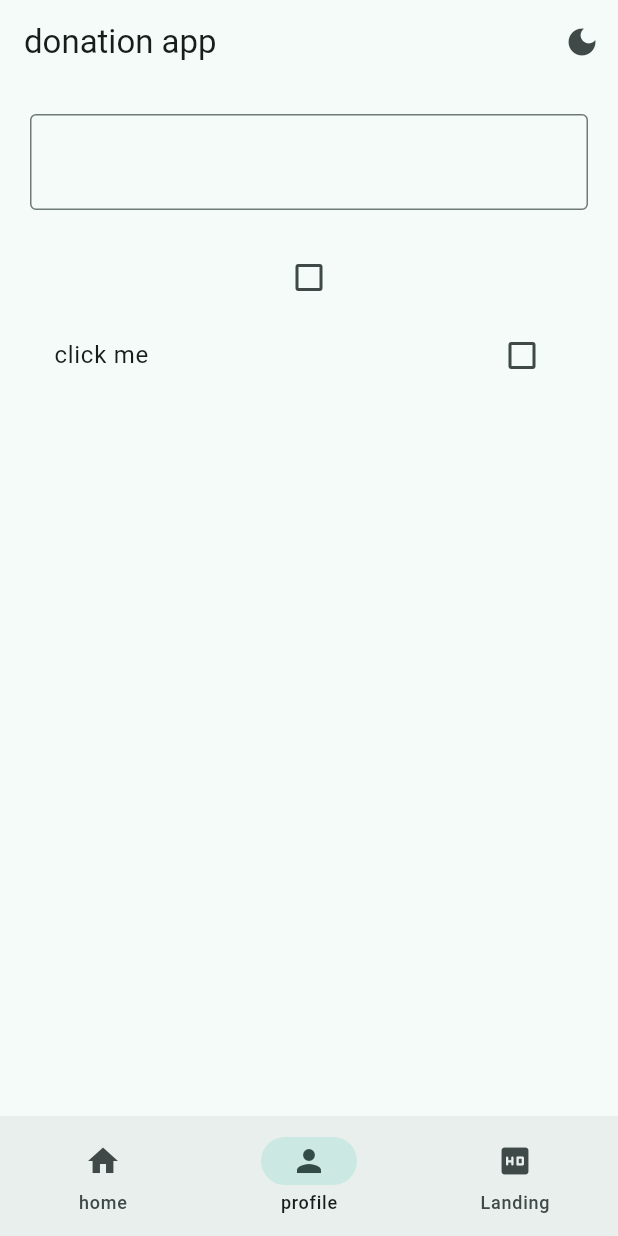
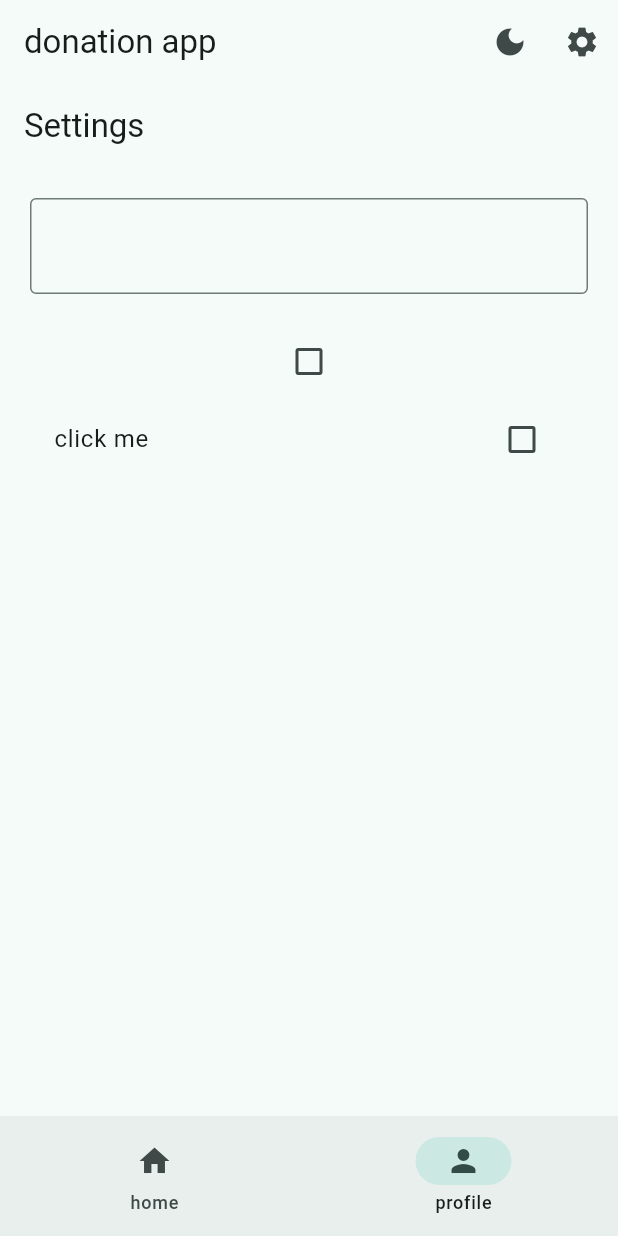
Before and after one commit to KedarKandel/marketPalce_flutter_app, a Flutter app: the screen it shows after launch, item 2 of the bottom bar chosen, on a phone screen of 412 x 824 dp. Run offline on Flutter 3.47's test engine with Material 3 defaults, Android fonts, the phone set to English and light mode, and no system bars.

Commit message:
add settings page and update widget tree

```diff
--- a/lib/views/pages/profile_page.dart
+++ /dev/null
@@ -1,54 +0,0 @@
-import 'package:flutter/material.dart';
-
-class ProfilePage extends StatefulWidget {
-  const ProfilePage({super.key});
-
-  @override
-  State<ProfilePage> createState() => _ProfilePageState();
-}
-
-class _ProfilePageState extends State<ProfilePage> {
-  TextEditingController controller = TextEditingController();
-  bool? isChecked = false;
-  double num = 1.0;
-  @override
-  Widget build(BuildContext context) {
-    return Padding(
-      padding: const EdgeInsets.all(20.0),
-      child: Column(
-        children: [
-          TextField(
-            controller: controller,
-            decoration: InputDecoration(
-              border: OutlineInputBorder(),
-              contentPadding: EdgeInsets.all(20),
-            ),
-            onEditingComplete: () {
-              setState(() {});
-            },
-          ),
-          Text(controller.text),
-          Checkbox(
-            tristate: true,
-            value: isChecked,
-            onChanged: (bool? value) {
-              setState(() {
-                isChecked = value;
-              });
-            },
-          ),
-          CheckboxListTile(
-            tristate: true,
-            title: Text("click me"),
-            value: isChecked,
-            onChanged: (bool? value) {
-              setState(() {
-                isChecked = value;
-              });
-            },
-          ),
-        ],
-      ),
-    );
-  }
-}
--- /dev/null
+++ b/lib/views/pages/setting_page.dart
@@ -0,0 +1,58 @@
+import 'package:flutter/material.dart';
+
+class SettingPage extends StatefulWidget {
+  const SettingPage({super.key});
+
+  @override
+  State<SettingPage> createState() => _SettingPageState();
+}
+
+class _SettingPageState extends State<SettingPage> {
+  TextEditingController controller = TextEditingController();
+  bool? isChecked = false;
+  double num = 1.0;
+
+  @override
+  Widget build(BuildContext context) {
+    return Scaffold(
+      appBar: AppBar(title: Text("Settings")),
+      body: Padding(
+        padding: const EdgeInsets.all(20.0),
+        child: Column(
+          children: [
+            TextField(
+              controller: controller,
+              decoration: InputDecoration(
+                border: OutlineInputBorder(),
+                contentPadding: EdgeInsets.all(20),
+              ),
+              onEditingComplete: () {
+                setState(() {});
+              },
+            ),
+            Text(controller.text),
+            Checkbox(
+              tristate: true,
+              value: isChecked,
+              onChanged: (bool? value) {
+                setState(() {
+                  isChecked = value;
+                });
+              },
+            ),
+            CheckboxListTile(
+              tristate: true,
+              title: Text("click me"),
+              value: isChecked,
+              onChanged: (bool? value) {
+                setState(() {
+                  isChecked = value;
+                });
+              },
+            ),
+          ],
+        ),
+      ),
+    );
+  }
+}
--- a/lib/views/widget_tree.dart
+++ b/lib/views/widget_tree.dart
@@ -1,11 +1,10 @@
 import 'package:flutter/material.dart';
 import 'package:my_flutter_app/data/notifiers.dart';
-import 'package:my_flutter_app/views/pages/Profile_page.dart';
 import 'package:my_flutter_app/views/pages/home_page.dart';
-import 'package:my_flutter_app/views/pages/landing_page.dart';
+import 'package:my_flutter_app/views/pages/setting_page.dart';
 import 'package:my_flutter_app/views/widgets/navbar_widget.dart';
 
-List<Widget> pages = [HomePage(), ProfilePage(), LandingPage()];
+List<Widget> pages = [HomePage(), SettingPage()];
 
 class WidgetTree extends StatelessWidget {
   const WidgetTree({super.key});
@@ -27,6 +26,19 @@ class WidgetTree extends StatelessWidget {
               },
             ),
           ),
+          IconButton(
+            onPressed: () {
+              Navigator.push(
+                context,
+                MaterialPageRoute(
+                  builder: (context) {
+                    return SettingPage();
+                  },
+                ),
+              );
+            },
+            icon: Icon(Icons.settings),
+          ),
         ],
       ),
       bottomNavigationBar: NavbarWidget(),
--- a/lib/views/widgets/navbar_widget.dart
+++ b/lib/views/widgets/navbar_widget.dart
@@ -13,10 +13,6 @@ class NavbarWidget extends StatelessWidget {
           destinations: [
             NavigationDestination(icon: Icon(Icons.home), label: "home"),
             NavigationDestination(icon: Icon(Icons.person), label: "profile"),
-            NavigationDestination(
-              icon: Icon(Icons.hd_rounded),
-              label: "Landing",
-            ),
           ],
           onDestinationSelected: (int value) {
             selectedPageNotifier.value = value;
```
Also changed, not shown: lib/views/pages/landing_page.dart (deleted, +0 -28 lines), lib/views/pages/welcome_page.dart (added, +10 -0 lines).
